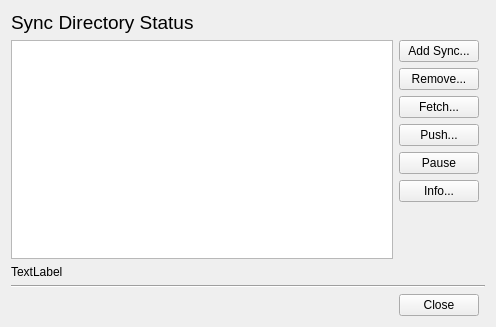
First picture: the form in src/mirall/statusdialog.ui, repository nextcloud/desktop, before the edit.
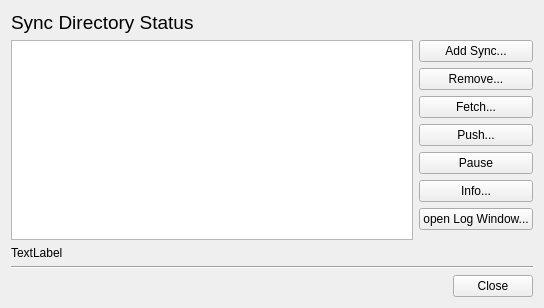
Second picture: the form after the edit.

Commit message:
Added a window for log output.
Added log handlers for both the cmake logging and the mirall logging.
Push all logging to a log window with the ability to save to a file.

```diff
--- a/src/mirall/statusdialog.ui
+++ b/src/mirall/statusdialog.ui
@@ -6,8 +6,8 @@
    <rect>
     <x>0</x>
     <y>0</y>
-    <width>496</width>
-    <height>327</height>
+    <width>544</width>
+    <height>308</height>
    </rect>
   </property>
   <property name="windowTitle">
@@ -26,28 +26,30 @@
      </property>
     </widget>
    </item>
-   <item row="1" column="0" rowspan="7">
+   <item row="1" column="0">
     <layout class="QVBoxLayout" name="verticalLayout">
      <item>
       <widget class="QListView" name="_folderList"/>
      </item>
     </layout>
    </item>
-   <item row="1" column="1">
+   <item row="1" column="1" colspan="2">
+    <layout class="QVBoxLayout" name="verticalLayout_2">
+     <item>
     <widget class="QPushButton" name="_ButtonAdd">
      <property name="text">
       <string>Add Sync...</string>
      </property>
     </widget>
    </item>
-   <item row="2" column="1">
+     <item>
     <widget class="QPushButton" name="_ButtonRemove">
      <property name="text">
       <string>Remove...</string>
      </property>
     </widget>
    </item>
-   <item row="3" column="1">
+     <item>
     <widget class="QPushButton" name="_ButtonFetch">
      <property name="enabled">
       <bool>true</bool>
@@ -57,28 +59,35 @@
      </property>
     </widget>
    </item>
-   <item row="4" column="1">
+     <item>
     <widget class="QPushButton" name="_ButtonPush">
      <property name="text">
       <string>Push...</string>
      </property>
     </widget>
    </item>
-   <item row="5" column="1">
+     <item>
     <widget class="QPushButton" name="_ButtonEnable">
      <property name="text">
       <string>Pause</string>
      </property>
     </widget>
    </item>
-   <item row="6" column="1">
+     <item>
     <widget class="QPushButton" name="_ButtonInfo">
      <property name="text">
       <string>Info...</string>
      </property>
     </widget>
    </item>
-   <item row="7" column="1">
+     <item>
+      <widget class="QPushButton" name="_ButtonLog">
+       <property name="text">
+        <string>open Log Window...</string>
+       </property>
+      </widget>
+     </item>
+     <item>
     <spacer name="verticalSpacer">
      <property name="orientation">
       <enum>Qt::Vertical</enum>
@@ -91,8 +100,10 @@
      </property>
     </spacer>
    </item>
-   <item row="8" column="0" colspan="3">
-    <layout class="QHBoxLayout" name="horizontalLayout" stretch="5">
+    </layout>
+   </item>
+   <item row="2" column="0">
+    <layout class="QHBoxLayout" name="horizontalLayout" stretch="0">
      <item>
       <widget class="QLabel" name="_ocUrlLabel">
        <property name="text">
@@ -102,14 +113,14 @@
      </item>
     </layout>
    </item>
-   <item row="9" column="0" colspan="3">
+   <item row="3" column="0" colspan="3">
     <widget class="Line" name="line">
      <property name="orientation">
       <enum>Qt::Horizontal</enum>
      </property>
     </widget>
    </item>
-   <item row="10" column="0">
+   <item row="4" column="0">
     <spacer name="horizontalSpacer">
      <property name="orientation">
       <enum>Qt::Horizontal</enum>
@@ -122,7 +133,7 @@
      </property>
     </spacer>
    </item>
-   <item row="10" column="1">
+   <item row="4" column="2">
     <widget class="QPushButton" name="_ButtonClose">
      <property name="text">
       <string>Close</string>
```
Left out of the diff: 11 changed lines with no effect on the pictures. Lines whose indentation alone changed are shown as unchanged. The commit also changes 9 other files.
